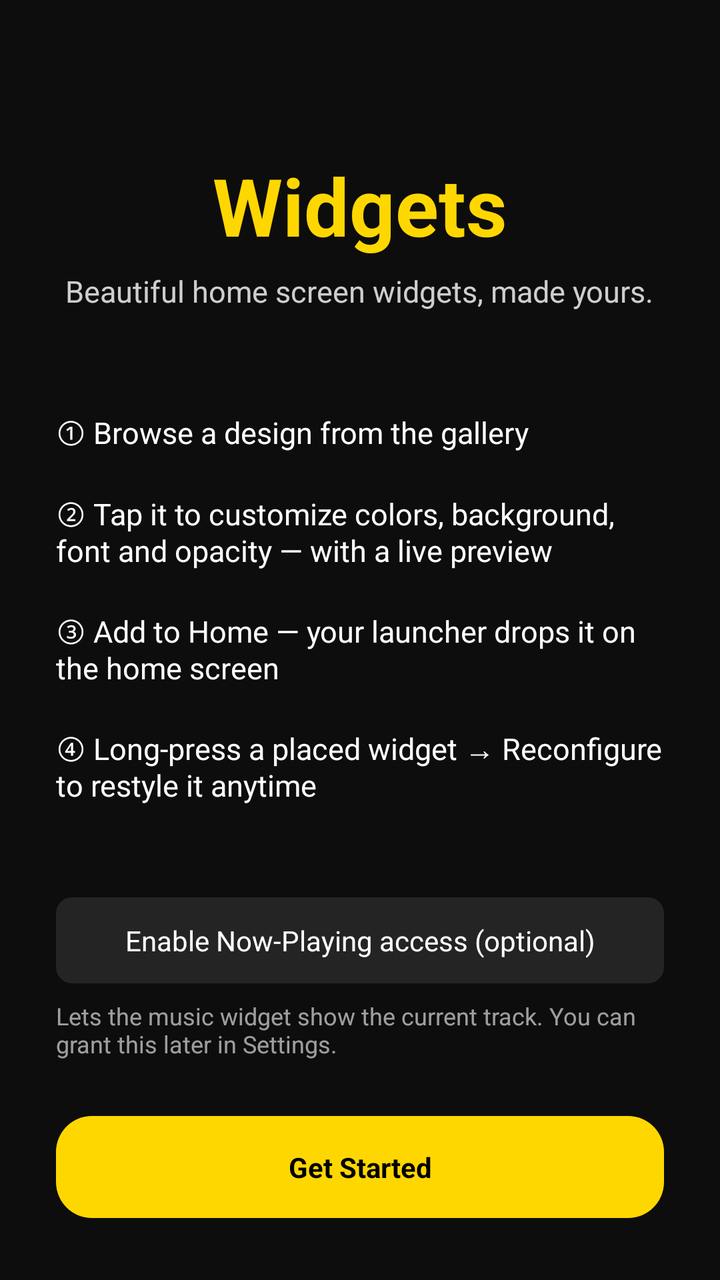
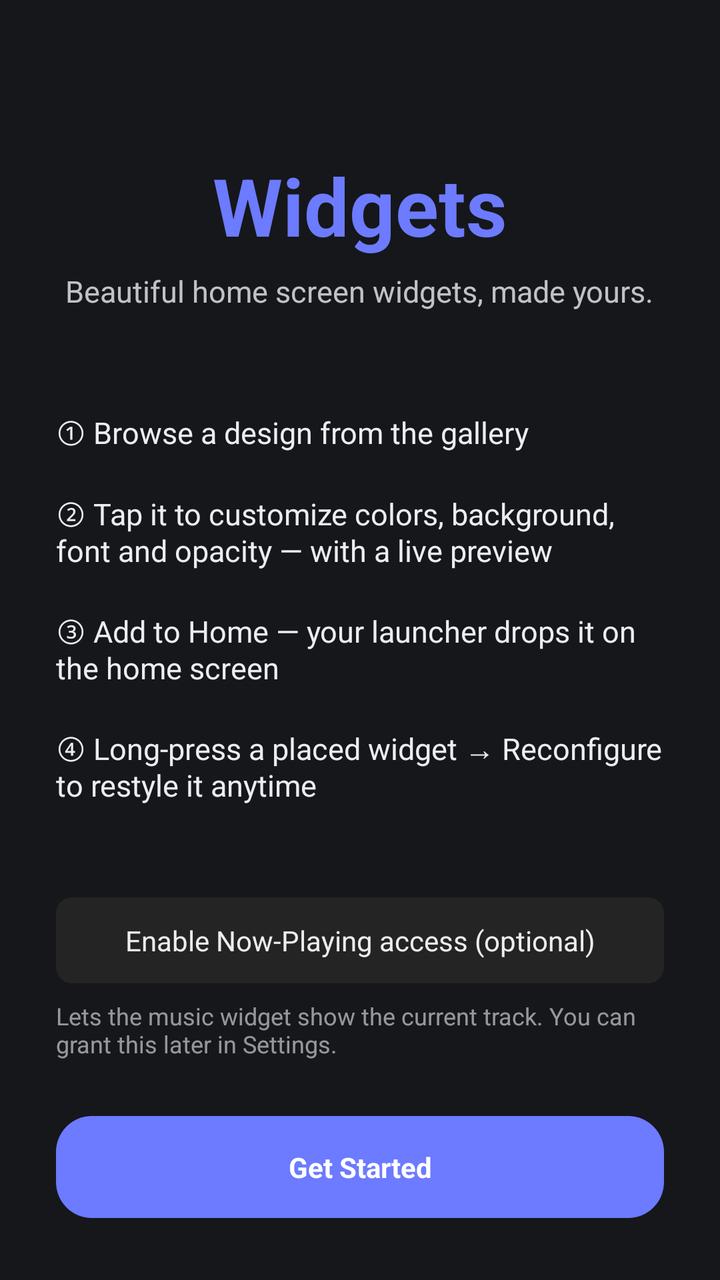

Compare the two renders of this Android layout. The source of the first and the diff that turns it into the second are given below.
<!-- AndroidManifest.xml: activity theme Theme.Widgets -->
<!-- res/layout/activity_onboarding.xml -->
<?xml version="1.0" encoding="utf-8"?>
<ScrollView xmlns:android="http://schemas.android.com/apk/res/android"
    android:layout_width="match_parent"
    android:layout_height="match_parent"
    android:background="?android:colorBackground"
    android:fitsSystemWindows="true">

    <LinearLayout
        android:layout_width="match_parent"
        android:layout_height="wrap_content"
        android:orientation="vertical"
        android:gravity="center_horizontal"
        android:padding="28dp">

        <TextView
            android:layout_width="wrap_content"
            android:layout_height="wrap_content"
            android:layout_marginTop="48dp"
            android:text="Widgets"
            android:textColor="?attr/colorPrimary"
            android:textSize="40sp"
            android:textStyle="bold" />

        <TextView
            android:layout_width="wrap_content"
            android:layout_height="wrap_content"
            android:layout_marginTop="6dp"
            android:text="Beautiful home screen widgets, made yours."
            android:textColor="?attr/colorOnSurface"
            android:textSize="15sp"
            android:alpha="0.8" />

        <LinearLayout
            android:layout_width="match_parent"
            android:layout_height="wrap_content"
            android:orientation="vertical"
            android:layout_marginTop="40dp">

            <TextView style="@style/OnboardStep" android:text="① Browse a design from the gallery" />
            <TextView style="@style/OnboardStep" android:text="② Tap it to customize colors, background, font and opacity — with a live preview" />
            <TextView style="@style/OnboardStep" android:text="③ Add to Home — your launcher drops it on the home screen" />
            <TextView style="@style/OnboardStep" android:text="④ Long-press a placed widget → Reconfigure to restyle it anytime" />
        </LinearLayout>

        <TextView
            android:id="@+id/ob_media"
            android:layout_width="match_parent"
            android:layout_height="wrap_content"
            android:layout_marginTop="36dp"
            android:text="Enable Now-Playing access (optional)"
            android:gravity="center"
            android:paddingVertical="12dp"
            android:textColor="?attr/colorOnSurface"
            android:background="@drawable/bg_widget_tile" />

        <TextView
            android:layout_width="match_parent"
            android:layout_height="wrap_content"
            android:layout_marginTop="8dp"
            android:text="Lets the music widget show the current track. You can grant this later in Settings."
            android:textColor="?attr/colorOnSurface"
            android:textSize="12sp"
            android:alpha="0.6" />

        <TextView
            android:id="@+id/ob_start"
            android:layout_width="match_parent"
            android:layout_height="wrap_content"
            android:layout_marginTop="28dp"
            android:text="Get Started"
            android:gravity="center"
            android:paddingVertical="16dp"
            android:textStyle="bold"
            android:textColor="?attr/colorOnPrimary"
            android:background="@drawable/bg_premium_pill" />

    </LinearLayout>
</ScrollView>
<!-- resources referenced by this layout -->
<resources>
  <!-- drawable bg_widget_tile (drawable) -->
  <?xml version="1.0" encoding="utf-8"?>
  <shape xmlns:android="http://schemas.android.com/apk/res/android">
      <solid android:color="#FF242424" />
      <corners android:radius="8dp" />
  </shape>
  <style name="Theme.Widgets" parent="Base.Theme.Widgets">
          <item name="colorPrimary">#FFD700</item>
          <item name="colorOnPrimary">#000000</item>
          <item name="colorPrimaryContainer">#33FFD700</item>
          <item name="colorSecondary">#FF8C00</item>
          <item name="android:colorBackground">#0D0D0D</item>
          <item name="colorSurface">#1A1A1A</item>
          <item name="colorOnSurface">#FFFFFFFF</item>
          <item name="android:statusBarColor">#0D0D0D</item>
          <item name="android:navigationBarColor">#0D0D0D</item>
      </style>
  <style name="Base.Theme.Widgets" parent="Theme.Material3.Dark.NoActionBar">
          <item name="colorPrimary">@color/yellow_accent</item>
          <item name="colorOnPrimary">@color/black</item>
          <item name="colorPrimaryContainer">@color/yellow_accent_alpha_20</item>
          <item name="colorOnPrimaryContainer">@color/yellow_accent_light</item>
          <item name="colorSecondary">@color/yellow_accent_dark</item>
          <item name="colorOnSecondary">@color/black</item>
          <item name="colorSecondaryContainer">@color/yellow_accent_alpha_10</item>
          <item name="colorOnSecondaryContainer">@color/yellow_accent</item>
          <item name="colorTertiary">@color/yellow_accent_light</item>
          <item name="colorOnTertiary">@color/black</item>
          <item name="colorError">@color/error</item>
          <item name="colorErrorContainer">@color/error_container</item>
          <item name="colorOnError">@color/white</item>
          <item name="colorOnErrorContainer">@color/error</item>
          <item name="android:colorBackground">@color/dark_background</item>
          <item name="colorOnBackground">@color/text_primary</item>
          <item name="colorSurface">@color/dark_surface</item>
          <item name="colorOnSurface">@color/text_primary</item>
          <item name="colorSurfaceVariant">@color/dark_surface_variant</item>
          <item name="colorOnSurfaceVariant">@color/text_secondary</item>
          <item name="colorOutline">@color/divider</item>
          <item name="colorOutlineVariant">@color/yellow_accent_alpha_20</item>
  
          
          <item name="android:statusBarColor">@color/dark_background</item>
          <item name="android:navigationBarColor">@color/dark_background</item>
          <item name="android:windowLightStatusBar" tools:targetApi="23">false</item>
          <item name="android:windowLightNavigationBar" tools:targetApi="27">false</item>
  
          
          <item name="android:windowLayoutInDisplayCutoutMode" tools:targetApi="28">shortEdges</item>
  
          <item name="elevationOverlayEnabled">false</item>
  
          
          <item name="cardViewStyle">@style/Widget.Widgets.Card.Neumorphic</item>
      </style>
  <color name="yellow_accent">#FFFFD700</color>
  <color name="black">#FF000000</color>
  <color name="yellow_accent_alpha_20">#33FFD700</color>
  <color name="yellow_accent_light">#FFFFE44D</color>
  <color name="yellow_accent_dark">#FFCCB100</color>
  <color name="yellow_accent_alpha_10">#1AFFD700</color>
  <color name="error">#FFCF6679</color>
  <color name="error_container">#FF93001A</color>
  <color name="white">#FFFFFFFF</color>
  <color name="dark_background">#FF0D0D0D</color>
  <color name="text_primary">#FFFFFFFF</color>
  <color name="dark_surface">#FF1A1A1A</color>
  <color name="dark_surface_variant">#FF242424</color>
  <color name="text_secondary">#B3FFFFFF</color>
  <color name="divider">#1FFFFFFF</color>
  <color name="dark_card">#FF2A2A2A</color>
  <!-- unchanged entries left out for length: 4 -->
</resources>

<!-- the commit's change to res/layout/activity_onboarding.xml (unified diff, before → after) -->
@@ -2,7 +2,7 @@
 <ScrollView xmlns:android="http://schemas.android.com/apk/res/android"
     android:layout_width="match_parent"
     android:layout_height="match_parent"
-    android:background="?android:colorBackground"
+    android:background="@android:color/transparent"
     android:fitsSystemWindows="true">
 
     <LinearLayout
<!-- resource entries referenced after the edit -->
@@ -7,19 +7,19 @@
       <corners android:radius="8dp" />
   </shape>
   <style name="Theme.Widgets" parent="Base.Theme.Widgets">
-          <item name="colorPrimary">#FFD700</item>
-          <item name="colorOnPrimary">#000000</item>
-          <item name="colorPrimaryContainer">#33FFD700</item>
-          <item name="colorSecondary">#FF8C00</item>
-          <item name="android:colorBackground">#0D0D0D</item>
-          <item name="colorSurface">#1A1A1A</item>
-          <item name="colorOnSurface">#FFFFFFFF</item>
-          <item name="android:statusBarColor">#0D0D0D</item>
-          <item name="android:navigationBarColor">#0D0D0D</item>
+          <item name="colorPrimary">#6C7BFF</item>
+          <item name="colorOnPrimary">#FFFFFF</item>
+          <item name="colorPrimaryContainer">#1A6C7BFF</item>
+          <item name="colorSecondary">#9AA5FF</item>
+          <item name="android:colorBackground">#16171B</item>
+          <item name="colorSurface">#1D1F24</item>
+          <item name="colorOnSurface">#ECEDF0</item>
+          <item name="android:statusBarColor">#16171B</item>
+          <item name="android:navigationBarColor">#16171B</item>
       </style>
   <style name="Base.Theme.Widgets" parent="Theme.Material3.Dark.NoActionBar">
           <item name="colorPrimary">@color/yellow_accent</item>
-          <item name="colorOnPrimary">@color/black</item>
+          <item name="colorOnPrimary">@color/white</item>
           <item name="colorPrimaryContainer">@color/yellow_accent_alpha_20</item>
           <item name="colorOnPrimaryContainer">@color/yellow_accent_light</item>
           <item name="colorSecondary">@color/yellow_accent_dark</item>
@@ -48,6 +48,9 @@
           <item name="android:windowLightNavigationBar" tools:targetApi="27">false</item>
   
           
+          <item name="android:windowBackground">@color/dark_background</item>
+  
+          
           <item name="android:windowLayoutInDisplayCutoutMode" tools:targetApi="28">shortEdges</item>
   
           <item name="elevationOverlayEnabled">false</item>
@@ -55,22 +58,22 @@
           
           <item name="cardViewStyle">@style/Widget.Widgets.Card.Neumorphic</item>
       </style>
-  <color name="yellow_accent">#FFFFD700</color>
+  <color name="yellow_accent">#FF6C7BFF</color>
   <color name="black">#FF000000</color>
-  <color name="yellow_accent_alpha_20">#33FFD700</color>
-  <color name="yellow_accent_light">#FFFFE44D</color>
-  <color name="yellow_accent_dark">#FFCCB100</color>
-  <color name="yellow_accent_alpha_10">#1AFFD700</color>
-  <color name="error">#FFCF6679</color>
-  <color name="error_container">#FF93001A</color>
+  <color name="yellow_accent_alpha_20">#336C7BFF</color>
+  <color name="yellow_accent_light">#FF9AA5FF</color>
+  <color name="yellow_accent_dark">#FF4E5CE0</color>
+  <color name="yellow_accent_alpha_10">#1A6C7BFF</color>
+  <color name="error">#FFEF5A5A</color>
+  <color name="error_container">#FF4A1C1C</color>
   <color name="white">#FFFFFFFF</color>
-  <color name="dark_background">#FF0D0D0D</color>
-  <color name="text_primary">#FFFFFFFF</color>
-  <color name="dark_surface">#FF1A1A1A</color>
-  <color name="dark_surface_variant">#FF242424</color>
-  <color name="text_secondary">#B3FFFFFF</color>
+  <color name="dark_background">#FF16171B</color>
+  <color name="text_primary">#FFECEDF0</color>
+  <color name="dark_surface">#FF1D1F24</color>
+  <color name="dark_surface_variant">#FF24272E</color>
+  <color name="text_secondary">#FFA6ABB5</color>
   <color name="divider">#1FFFFFFF</color>
-  <color name="dark_card">#FF2A2A2A</color>
+  <color name="dark_card">#FF212429</color>
   <!-- unchanged entries left out for length: 4 -->
 </resources>
 
